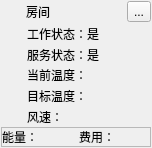
The window that client.ui (Joxon/aircond-server) describes before a commit, drawn with Qt 5.
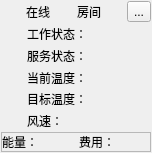
The same window after the commit.

```diff
--- a/client.ui
+++ b/client.ui
@@ -7,7 +7,7 @@
     <x>0</x>
     <y>0</y>
     <width>152</width>
-    <height>148</height>
+    <height>153</height>
    </rect>
   </property>
   <property name="windowTitle">
@@ -63,6 +63,13 @@
         </property>
        </widget>
       </item>
+      <item>
+       <widget class="QLabel" name="labelConn">
+        <property name="text">
+         <string>在线</string>
+        </property>
+       </widget>
+      </item>
       <item>
        <widget class="QLabel" name="labelRoomName">
         <property name="text">
@@ -211,7 +218,7 @@
            </sizepolicy>
           </property>
           <property name="text">
-           <string>工作状态：是</string>
+           <string>工作状态：</string>
           </property>
          </widget>
         </item>
@@ -224,7 +231,7 @@
            </sizepolicy>
           </property>
           <property name="text">
-           <string>服务状态：是</string>
+           <string>服务状态：</string>
           </property>
          </widget>
         </item>
```
